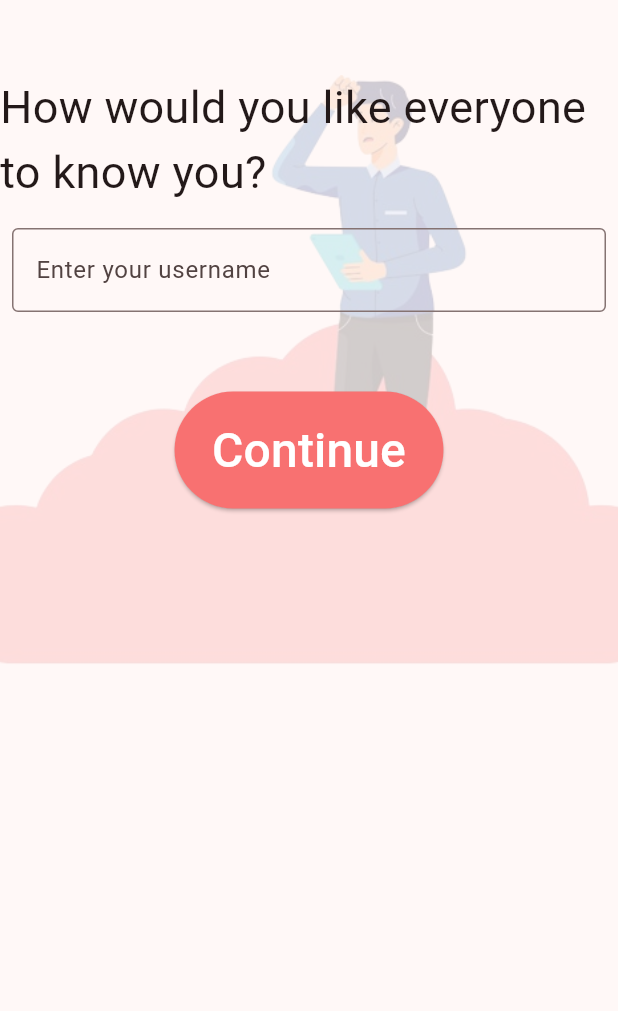
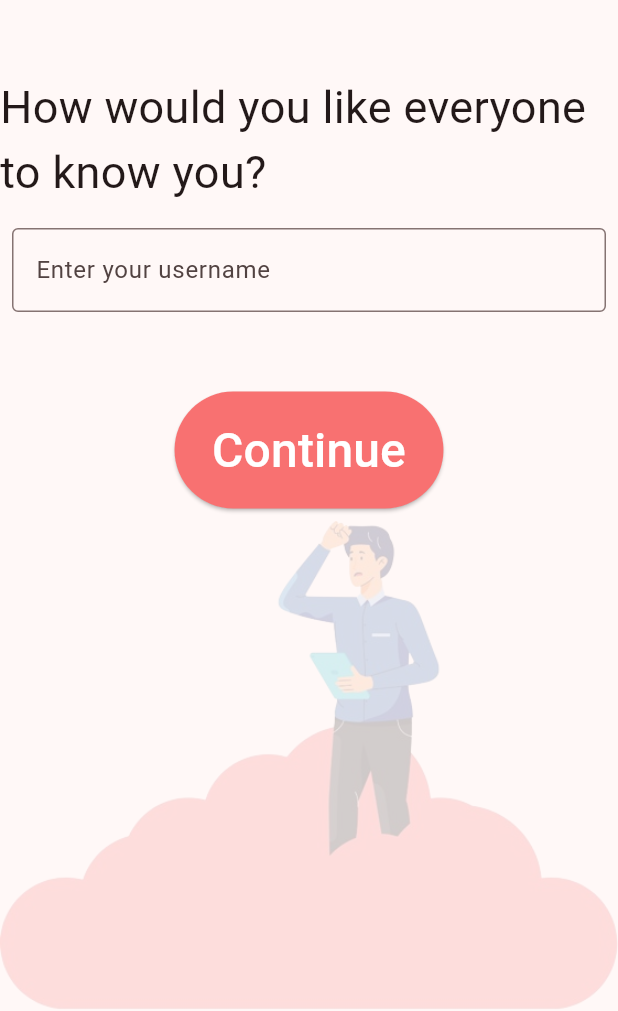
Before and after one commit to anwrat/Recipe-App, a Flutter app: the screen it shows after launch, after a tap on "Register", on a phone screen of 412 x 824 dp, the part 225-1236 px from its top. Run offline on Flutter 3.47's test engine with Material 3 defaults, Android fonts, the phone set to English and light mode, and no system bars; our stand-ins replace google_fonts.

Commit message:
Making the background images appear at bottom for every screen size

```diff
--- a/recipe_app/lib/main.dart
+++ b/recipe_app/lib/main.dart
@@ -49,13 +49,15 @@ class _MyHomePageState extends State<MyHomePage> {
       ),
       body: Stack(
         children: [
-          // Background Image
-          Positioned.fill(
-            child: Opacity(
-              opacity: 0.2, // Adjust the opacity to make the image less intrusive
-              child: Image.asset(
-                'assets/images/clouds.png',
-                fit: BoxFit.cover,
+          // Background Image on bottom of page
+          Align(
+          alignment: Alignment.bottomLeft,
+          child: Opacity(
+            opacity: 0.2, // Adjust the opacity as needed
+            child: Image.asset(
+              'assets/images/clouds.png',
+              width: MediaQuery.of(context).size.width,
+              fit: BoxFit.cover, // Ensures the image covers the width properly
               ),
             ),
           ),
--- a/recipe_app/lib/register.dart
+++ b/recipe_app/lib/register.dart
@@ -28,12 +28,14 @@ class _RegisterState extends State<Register> {
       body: Stack(
         children: [
           // Background Image
-          Positioned.fill(
+              Align(
+                alignment: Alignment.bottomLeft,
                 child: Opacity(
-              opacity: 0.2, // Adjust the opacity to make the image less intrusive
+                  opacity: 0.2, // Adjust the opacity as needed
                   child: Image.asset(
                     'assets/images/thinkingman.png',
-                fit: BoxFit.cover,
+                    width: MediaQuery.of(context).size.width,
+                    fit: BoxFit.cover, // Ensures the image covers the width properly
                   ),
                 ),
               ),
@@ -87,12 +89,14 @@ class Register2nd extends StatelessWidget {
       body: Stack(
         children: [
           // Background Image
-          Positioned.fill(
+              Align(
+                alignment: Alignment.bottomLeft,
                 child: Opacity(
-              opacity: 0.2, // Adjust the opacity to make the image less intrusive
+                  opacity: 0.2, // Adjust the opacity as needed
                   child: Image.asset(
                     'assets/images/emailman.png',
-                fit: BoxFit.cover,
+                    width: MediaQuery.of(context).size.width,
+                    fit: BoxFit.cover, // Ensures the image covers the width properly
                   ),
                 ),
               ),
```
Lines whose indentation alone changed are shown as unchanged.
